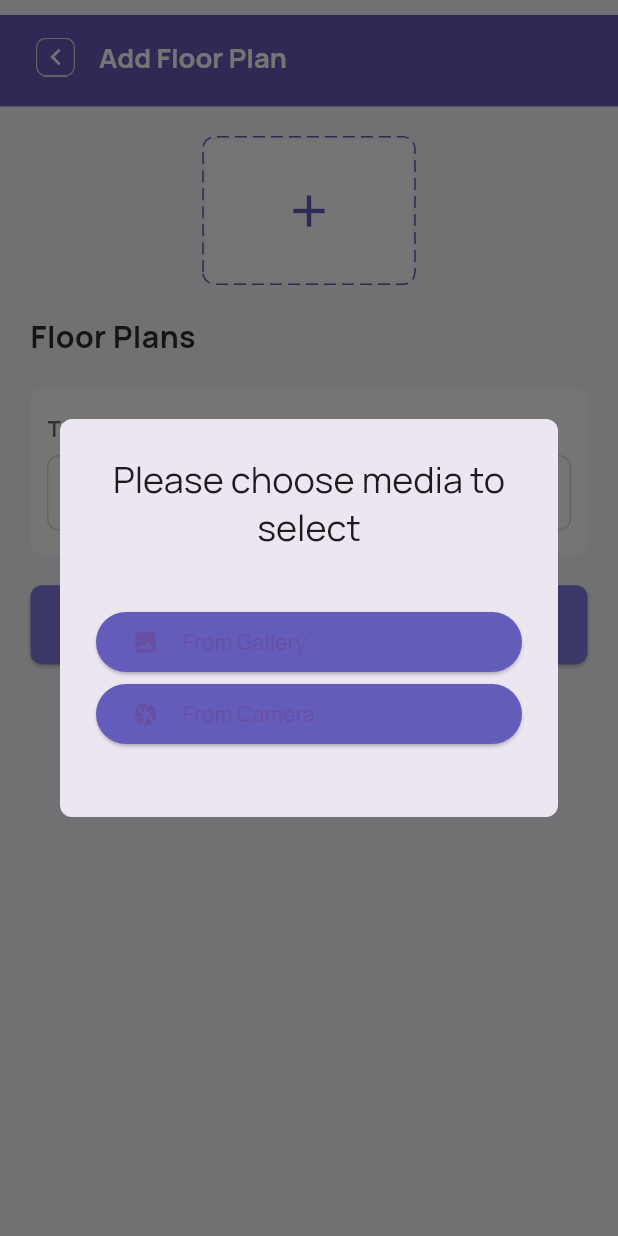
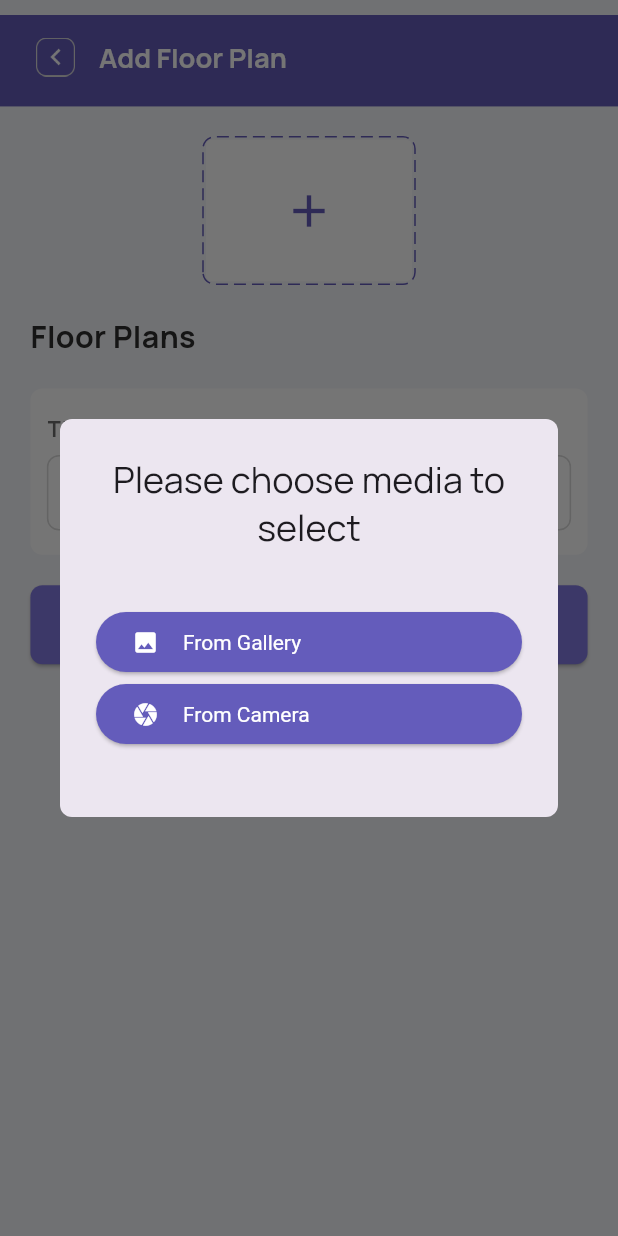
Before and after one commit to rd-seto/kelolarumah, a Flutter app: the AddFloorPlanScreen screen opened directly with empty values, after a tap on the "add" icon, on a phone screen of 412 x 824 dp. Run offline on Flutter 3.47's test engine with Material 3 defaults, Android fonts, the phone set to English and light mode, and no system bars; drawn by our look-alikes of dotted_border, flutter_easyloading; our stand-ins replace cached_network_image, dio, easy_localization, equatable, file_picker, flutter_cache_manager and 10 more; missing offline and left inert: tf_dio_cache; accounts and stored records are empty; network calls fail.

Commit message:
elevated button update

```diff
--- a/lib/components/elevated_button_widget.dart
+++ b/lib/components/elevated_button_widget.dart
@@ -25,10 +25,10 @@ class ElevatedButtonWidget extends StatelessWidget {
         child: Text(
           '$text',
           style: TextStyle(
-            letterSpacing: 1.sp,
-            fontSize: 14.sp,
-            fontWeight: FontWeight.w700,
-          ),
+              letterSpacing: 1.sp,
+              fontSize: 14.sp,
+              fontWeight: FontWeight.w700,
+              color: Colors.white),
         ).tr(),
       ),
     );
--- a/lib/data/network/api/api_provider.dart
+++ b/lib/data/network/api/api_provider.dart
@@ -1,5 +1,5 @@
 class ApiProvider {
-  static const String baseUrl = 'https://landlord.onestweb.com/api';
+  static const String baseUrl = 'https://hubofhomes.onestweb.com/api';
 
   static String login = '$baseUrl/login';
   static String registration = '$baseUrl/register';
--- a/lib/data/provider/property_details_edit_provider.dart
+++ b/lib/data/provider/property_details_edit_provider.dart
@@ -74,11 +74,17 @@ class PropertyDetailsEditProvider extends ChangeNotifier {
                         backgroundColor: AppColors.colorPrimary),
                     child: const Row(
                       children: [
-                        Icon(Icons.image),
+                        Icon(
+                          Icons.image,
+                          color: Colors.white,
+                        ),
                         SizedBox(
                           width: 16,
                         ),
-                        Text('From Gallery'),
+                        Text(
+                          'From Gallery',
+                          style: TextStyle(color: Colors.white),
+                        ),
                       ],
                     ),
                   ),
@@ -91,11 +97,15 @@ class PropertyDetailsEditProvider extends ChangeNotifier {
                     },
                     child: const Row(
                       children: [
-                        Icon(Icons.camera),
+                        Icon(
+                          Icons.camera,
+                          color: Colors.white,
+                        ),
                         SizedBox(
                           width: 16,
                         ),
-                        Text('From Camera'),
+                        Text('From Camera',
+                            style: TextStyle(color: Colors.white)),
                       ],
                     ),
                   ),
--- a/lib/pages/home/drawer/properties/properties_details/properties_details_screen.dart
+++ b/lib/pages/home/drawer/properties/properties_details/properties_details_screen.dart
@@ -172,6 +172,7 @@ class _PropertiesDetailsScreenState extends State<PropertiesDetailsScreen>
                         decoration:
                             const BoxDecoration(color: AppColors.colorWhite),
                         child: TabBar(
+                          tabAlignment: TabAlignment.start,
                           isScrollable: true,
                           unselectedLabelColor: AppColors.black2Sd,
                           labelColor: AppColors.colorPrimary,
--- a/pubspec.yaml
+++ b/pubspec.yaml
@@ -17,7 +17,7 @@ publish_to: 'none' # Remove this line if you wish to publish to pub.dev
 # https://developer.apple.com/library/archive/documentation/General/Reference/InfoPlistKeyReference/Articles/CoreFoundationKeys.html
 # In Windows, build-name is used as the major, minor, and patch parts
 # of the product and file versions while build-number is used as the build suffix.
-version: 1.0.3+4
+version: 1.0.7+1
 
 environment:
   sdk: '>=3.0.3 <4.0.0'
@@ -59,7 +59,7 @@ dependencies:
   intl: ^0.18.0
   timelines: ^0.1.0
   image_picker: ^0.8.6+3
-  cached_network_image: ^3.2.3
+  cached_network_image: ^3.3.0
   file_picker: ^5.2.5
   easy_localization: ^3.0.0
   lottie: ^2.2.0
```
Also changed, not shown: lib/data/provider/add_transaction_provider.dart (+24 -6 lines), lib/main.dart (+9 -0 lines), pubspec.lock, 4 other files.
